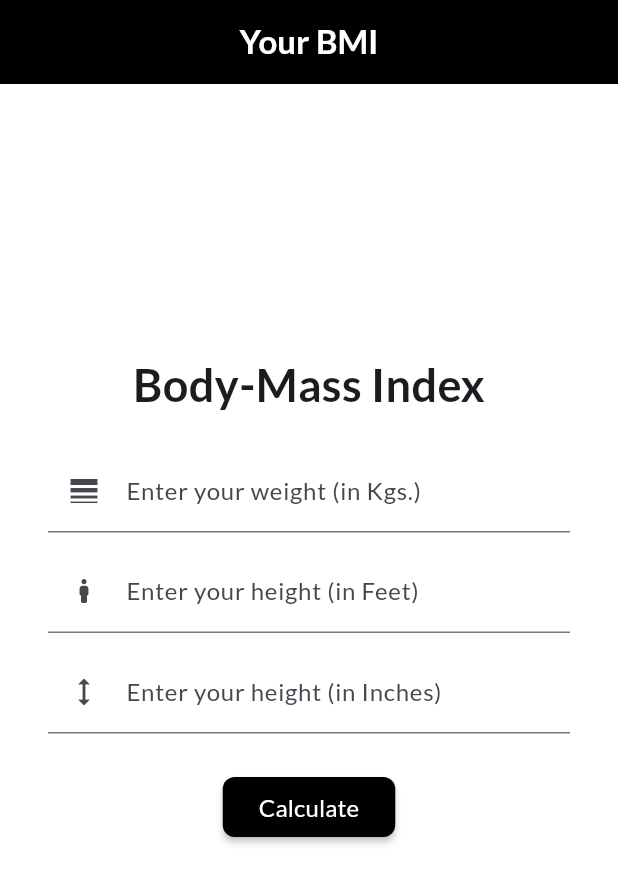
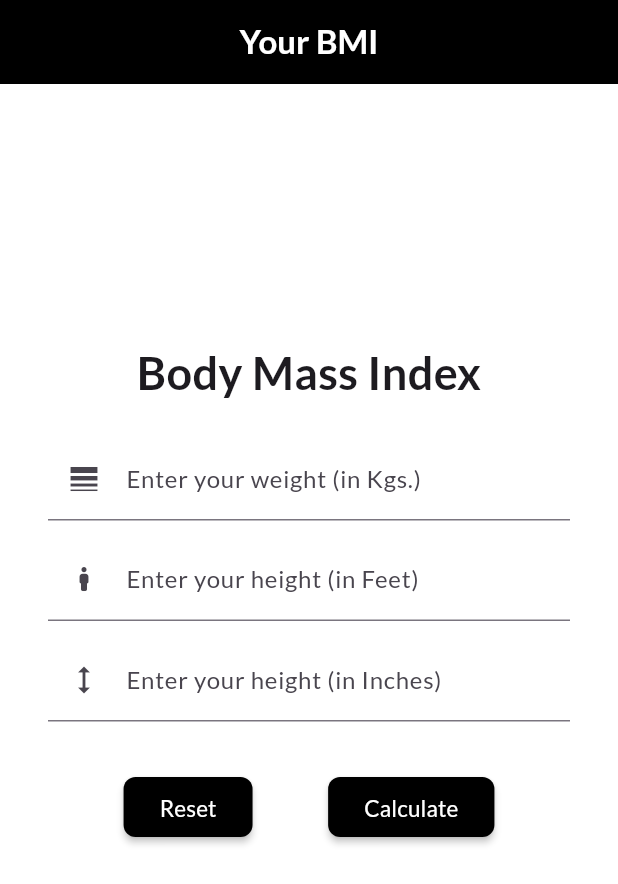
Before and after one commit to nirmit27/bmi_calc, a Flutter app: the screen it shows after launch, on a phone screen of 412 x 824 dp. Shown: the top 884 px of the screen. Run offline on Flutter 3.47's test engine with Material 3 defaults, Android fonts, the phone set to English and light mode, and no system bars; our stand-ins replace google_fonts.

Commit message:
Added the RESET button
Using a Button Bar instead of a single Elevated Button.

```diff
--- a/lib/main.dart
+++ b/lib/main.dart
@@ -1,5 +1,4 @@
 import 'dart:math';
-
 import 'package:flutter/material.dart';
 import 'package:google_fonts/google_fonts.dart';
 
@@ -71,7 +70,7 @@ class _MyHomePageState extends State<MyHomePage> {
               mainAxisAlignment: MainAxisAlignment.center,
               children: [
                 const Text(
-                  "Body-Mass Index",
+                  "Body Mass Index",
                   style: TextStyle(fontSize: 30, fontWeight: FontWeight.w600),
                 ),
                 const SizedBox(
@@ -131,6 +130,34 @@ class _MyHomePageState extends State<MyHomePage> {
                 const SizedBox(
                   height: 25,
                 ),
+                ButtonBar(
+                  alignment: MainAxisAlignment.spaceEvenly,
+                  children: <Widget>[
+                    ElevatedButton(
+                      onPressed: () {
+                        setState(() {
+                          wtController.text = "";
+                          ftController.text = "";
+                          inController.text = "";
+                          msg = "";
+                          result = "";
+                          _bmiColor = Colors.white;
+                        });
+                      },
+                      style: ElevatedButton.styleFrom(
+                        foregroundColor: Colors.white,
+                        backgroundColor: Colors.black,
+                        shape: const RoundedRectangleBorder(
+                            borderRadius: BorderRadius.all(Radius.circular(8))),
+                        elevation: 2.0,
+                      ),
+                      child: const Text(
+                        "Reset",
+                        style: TextStyle(
+                          fontSize: 15.0,
+                        ),
+                      ),
+                    ),
                     ElevatedButton(
                       onPressed: () {
                         var wt = int.parse(wtController.text);
@@ -168,9 +195,11 @@ class _MyHomePageState extends State<MyHomePage> {
                       child: const Text(
                         "Calculate",
                         style: TextStyle(
-                      fontSize: 16.0,
+                          fontSize: 15.0,
                         ),
                       ),
+                    ),
+                  ],
                 ),
                 const SizedBox(
                   height: 25,
```
Lines whose indentation alone changed are shown as unchanged.
